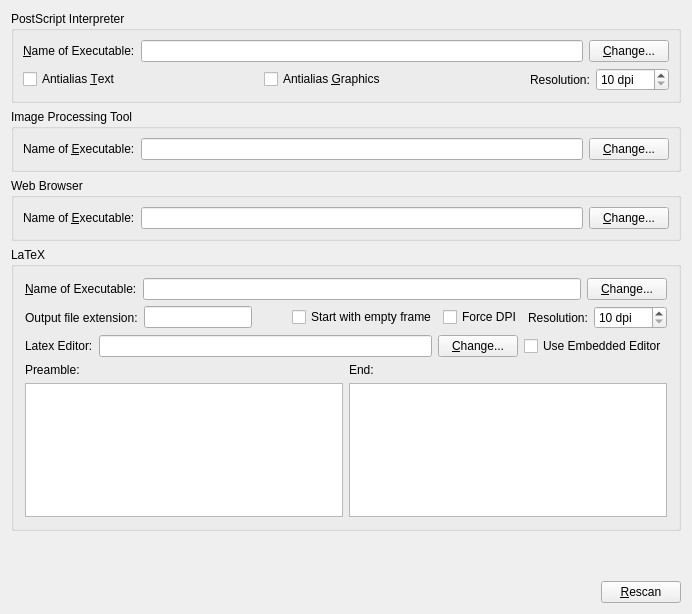
Before: the Qt Designer form scribus/tabexternaltoolswidget.ui in scribusproject/scribus, drawn with Qt 5.
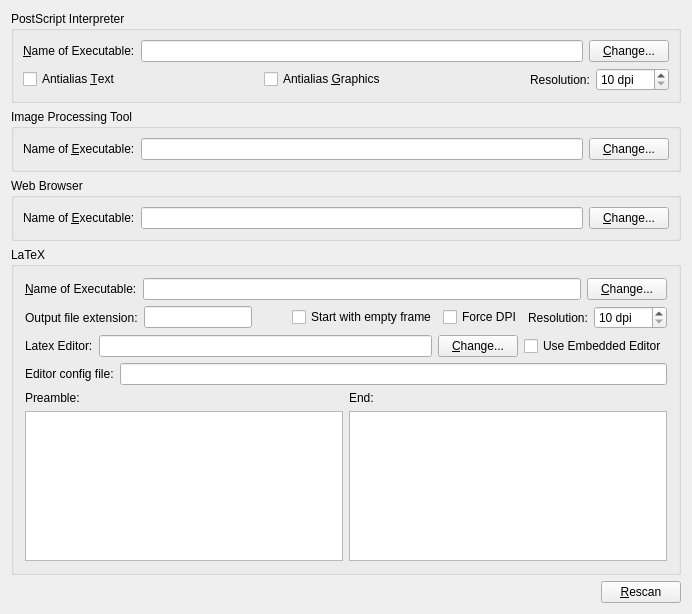
After: the same form once the commit is applied. Icons and pictures are not drawn.

```diff
--- a/scribus/tabexternaltoolswidget.ui
+++ b/scribus/tabexternaltoolswidget.ui
@@ -517,6 +517,20 @@
         </item>
        </layout>
       </item>
+      <item>
+       <layout class="QHBoxLayout" >
+        <item>
+         <widget class="QLabel" name="configFileLabel" >
+          <property name="text" >
+           <string>Editor config file:</string>
+          </property>
+         </widget>
+        </item>
+        <item>
+         <widget class="QLineEdit" name="latexEditorConfigLineEdit" />
+        </item>
+       </layout>
+      </item>
       <item>
        <layout class="QHBoxLayout" >
         <item>
@@ -573,7 +587,7 @@
      <property name="sizeHint" >
       <size>
        <width>670</width>
-       <height>101</height>
+       <height>16</height>
       </size>
      </property>
     </spacer>
```
